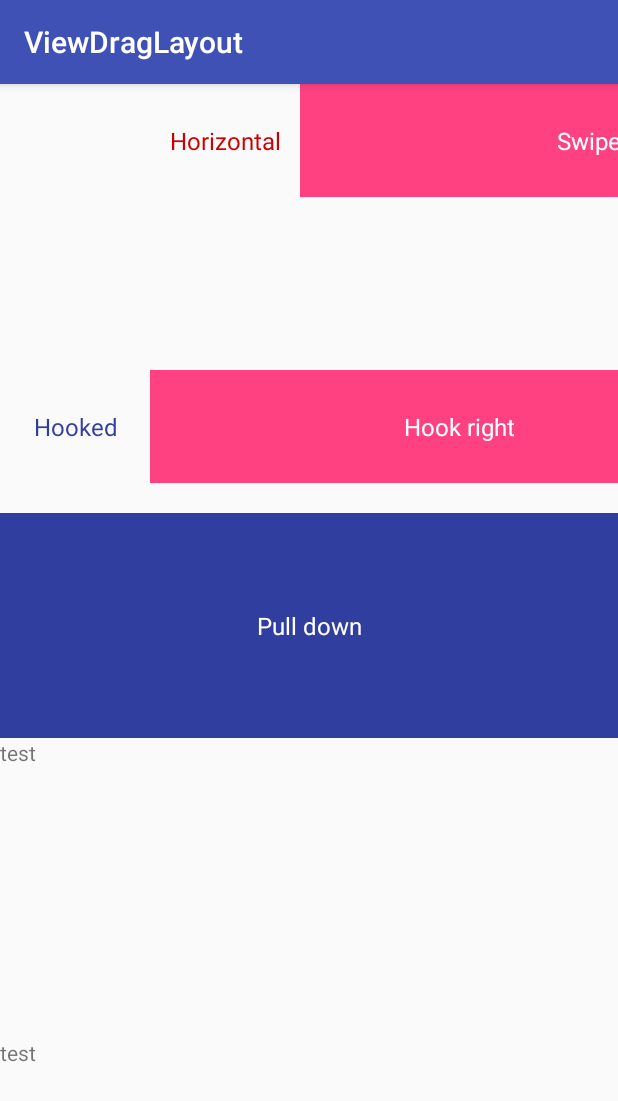
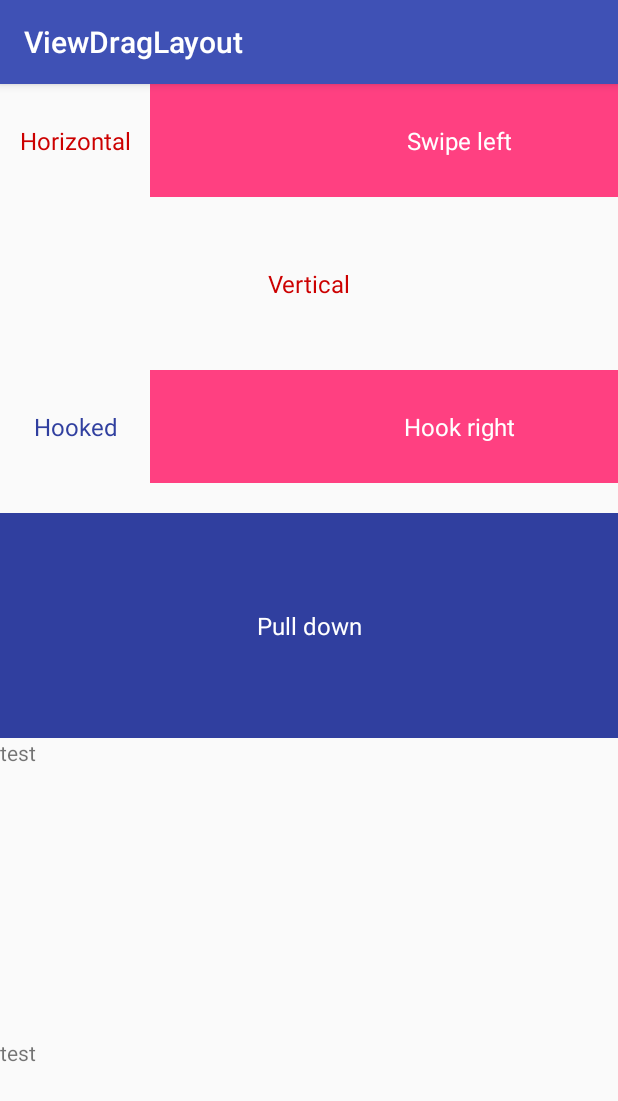
Before and after one commit to GregoryHo/ViewDragLayout, an Android app: the screen it shows after launch (VDHActivity), after a tap on "Vertical", on a phone screen of 412 x 824 dp. Shown: the top 1101 px of the screen. Run offline under Robolectric (Android 15) with nearby library versions, the phone set to English and light mode, and no system bars; 2 other taps on this screen came first.

Commit message:
Add resetSpecificView(), reset the view to the start point

```diff
--- a/app/src/main/java/com/ns/greg/viewdraglayout/VDHActivity.java
+++ b/app/src/main/java/com/ns/greg/viewdraglayout/VDHActivity.java
@@ -28,7 +28,7 @@ public class VDHActivity extends AppCompatActivity {
     final int dragX = convertDpToPixel(100f, getApplicationContext());
     findViewById(R.id.horizontal_bottom_view).setOnClickListener(new View.OnClickListener() {
       @Override public void onClick(View v) {
-        horizontalHover.dragSpecificView(R.id.horizontal_hover_view, dragX, 0);
+        horizontalHover.resetSpecificView(R.id.horizontal_hover_view);
       }
     });
     new ViewDragLayout.Builder(horizontalHover).setLayoutType(
@@ -53,7 +53,7 @@ public class VDHActivity extends AppCompatActivity {
     final int dragY = convertDpToPixel(75f, getApplicationContext());
     findViewById(R.id.vertical_bottom_view).setOnClickListener(new View.OnClickListener() {
       @Override public void onClick(View v) {
-        verticalHover.dragSpecificView(R.id.vertical_hover_view, 0, dragY);
+        verticalHover.resetSpecificView(R.id.vertical_hover_view);
       }
     });
     new ViewDragLayout.Builder(verticalHover).setLayoutType(ViewDragLayout.HOVER_LINEAR_VERTICAL)
@@ -72,7 +72,7 @@ public class VDHActivity extends AppCompatActivity {
     final int hookX = convertDpToPixel(100f, getApplicationContext());
     findViewById(R.id.hooked_bottom_view).setOnClickListener(new View.OnClickListener() {
       @Override public void onClick(View v) {
-        hookHover.dragSpecificView(R.id.hooked_bottom_view, hookX, 0);
+        hookHover.resetSpecificView(R.id.hooked_bottom_view);
       }
     });
     new ViewDragLayout.Builder(hookHover).setLayoutType(ViewDragLayout.HOVER_LINEAR_HORIZONTAL)
--- a/easy-view-dragger/src/main/java/com/ns/greg/library/easy_view_dragger/ViewDragLayout.java
+++ b/easy-view-dragger/src/main/java/com/ns/greg/library/easy_view_dragger/ViewDragLayout.java
@@ -446,6 +446,24 @@ public class ViewDragLayout extends FrameLayout {
     if (hoverView != null) {
       if (viewDragHelper.smoothSlideViewTo(hoverView, hoverView.getLeft() + x,
           hoverView.getTop() + y)) {
+        ViewCompat.postInvalidateOnAnimation(this);
+      }
+    }
+  }
+
+  /**
+   * Resets specific view.
+   *
+   * @param childId specific view id
+   */
+  public void resetSpecificView(int childId) {
+    View hoverView = childViews.get(childId);
+    if (hoverView != null) {
+      Distance x = dragDistanceXs.get(childId);
+      Distance y = dragDistanceYs.get(childId);
+      int left = x != null ? x.getStartPoint() : hoverView.getLeft();
+      int top = y != null ? y.getStartPoint() : hoverView.getTop();
+      if (viewDragHelper.smoothSlideViewTo(hoverView, left, top)) {
         ViewCompat.postInvalidateOnAnimation(this);
       }
     }
```
